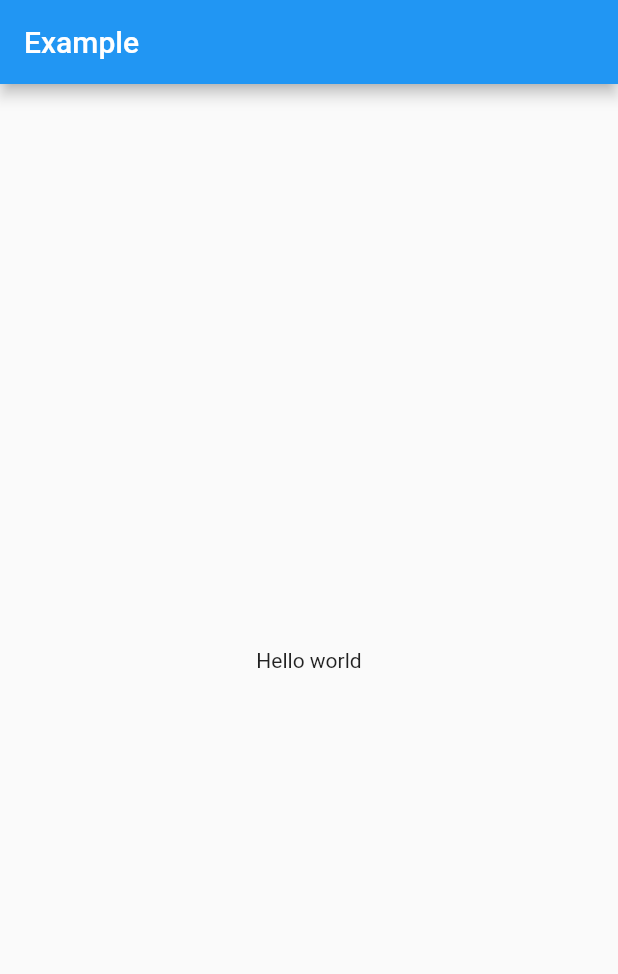
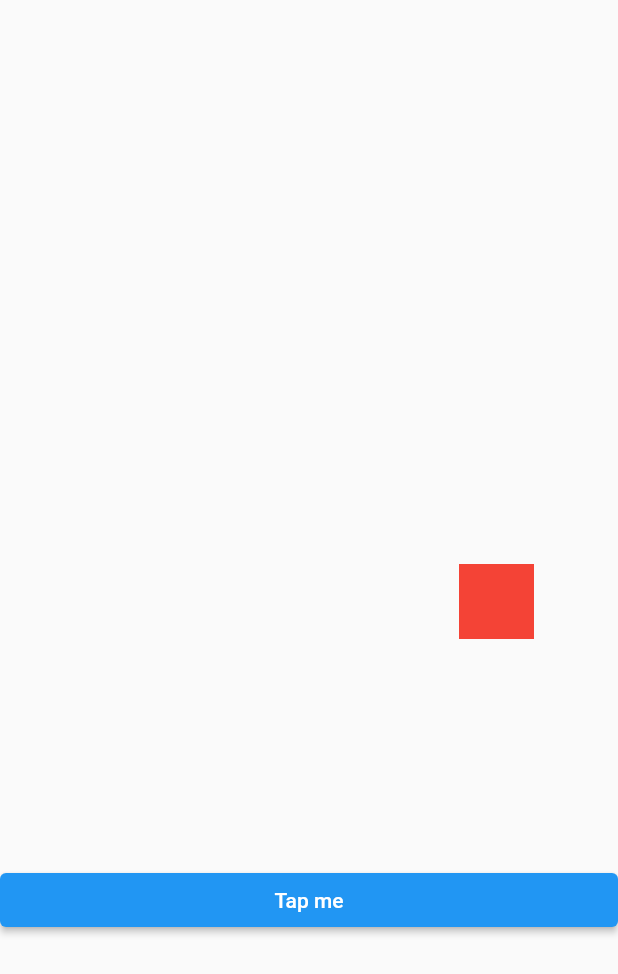
Before and after one commit to shiki0428/riverpod-practice, a Flutter app: the screen it shows after launch, on a phone screen of 412 x 824 dp. Shown: the top 974 px of the screen. Run offline on Flutter 3.47's test engine with Material 2 defaults, Android fonts, the phone set to English and light mode, and no system bars; our stand-ins replace flutter_riverpod.

```diff
--- a/lib/main.dart
+++ b/lib/main.dart
@@ -1,36 +1,112 @@
+import 'dart:math';
 import 'package:flutter/material.dart';
-import 'package:hooks_riverpod/hooks_riverpod.dart';
-import 'package:flutter_hooks/flutter_hooks.dart';
+import 'package:flutter_riverpod/flutter_riverpod.dart';
 
-// We create a "provider", which will store a value (here "Hello world").
-// By using a provider, this allows us to mock/override the value exposed.
-final helloWorldProvider = Provider((_) => 'Hello world');
+final animationFlagProvider = StateProvider((ref) => false);
+final animationParamaterProvider = StateProvider((ref) => 0);
 
 void main() {
-  runApp(
-    // For widgets to be able to read providers, we need to wrap the entire
-    // application in a "ProviderScope" widget.
-    // This is where the state of our providers will be stored.
-    ProviderScope(
-      child: MyApp(),
-    ),
-  );
+  runApp(ProviderScope(child: MyApp()));
 }
 
-// Note: MyApp is a HookConsumerWidget, from flutter_hooks.
-class MyApp extends HookConsumerWidget {
+class MyApp extends StatelessWidget {
+  @override
+  Widget build(BuildContext context) {
+    return MaterialApp(
+      title: 'Animation Test',
+      theme: ThemeData(
+        primarySwatch: Colors.blue,
+      ),
+      home: AnimationTest(),
+    );
+  }
+}
+
+class AnimationTest extends ConsumerWidget {
+  const AnimationTest({Key? key}) : super(key: key);
+
   @override
   Widget build(BuildContext context, WidgetRef ref) {
-    // To read our provider, we can use the hook "ref.watch(".
-    // This is only possible because MyApp is a HookConsumerWidget.
-    final String value = ref.watch(helloWorldProvider);
-
-    return MaterialApp(
-      home: Scaffold(
-        appBar: AppBar(title: Text('Example')),
-        body: Center(
-          child: Text(value),
-        ),
+    return Material(
+      child: Column(
+        mainAxisAlignment: MainAxisAlignment.end,
+        crossAxisAlignment: CrossAxisAlignment.center,
+        children: [
+          SizedBox(
+            width: 400,
+            height: 400,
+            child: Stack(
+              children: <Widget>[
+                Positioned(
+                  width: 50.0,
+                  height: 50.0,
+                  left: 100 *
+                          cos(4 *
+                              ref
+                                  .watch(animationParamaterProvider.notifier)
+                                  .state *
+                              pi /
+                              180) +
+                      200,
+                  top: 100 *
+                          sin(4 *
+                              ref
+                                  .watch(animationParamaterProvider.notifier)
+                                  .state *
+                              pi /
+                              180) +
+                      200,
+                  child: Container(
+                    color: Colors.blue,
+                  ),
+                ),
+                Positioned(
+                  width: 50.0,
+                  height: 50.0,
+                  left: 100 *
+                          cos(5 *
+                              ref
+                                  .watch(animationParamaterProvider.notifier)
+                                  .state *
+                              pi /
+                              180) +
+                      200,
+                  top: 100 *
+                          sin(5 *
+                              ref
+                                  .watch(animationParamaterProvider.notifier)
+                                  .state *
+                              pi /
+                              180) +
+                      200,
+                  child: Container(
+                    color: Colors.red,
+                  ),
+                ),
+              ],
+            ),
+          ),
+          Container(
+            margin: EdgeInsets.only(bottom: 200),
+            child: ElevatedButton(
+              onPressed: () async {
+                print(ref.read(animationFlagProvider.notifier).state);
+                ref.read(animationFlagProvider.notifier).state =
+                    !ref.watch(animationFlagProvider.notifier).state;
+                while (ref.watch(animationFlagProvider.notifier).state) {
+                  //print(1);
+                  ref.watch(animationParamaterProvider);
+                  ref.watch(animationParamaterProvider.notifier).state++;
+                  await Future.delayed(Duration(milliseconds: 1));
+                }
+              },
+              child: Container(
+                color: Colors.blue,
+                child: const Center(child: Text('Tap me')),
+              ),
+            ),
+          )
+        ],
       ),
     );
   }
```
